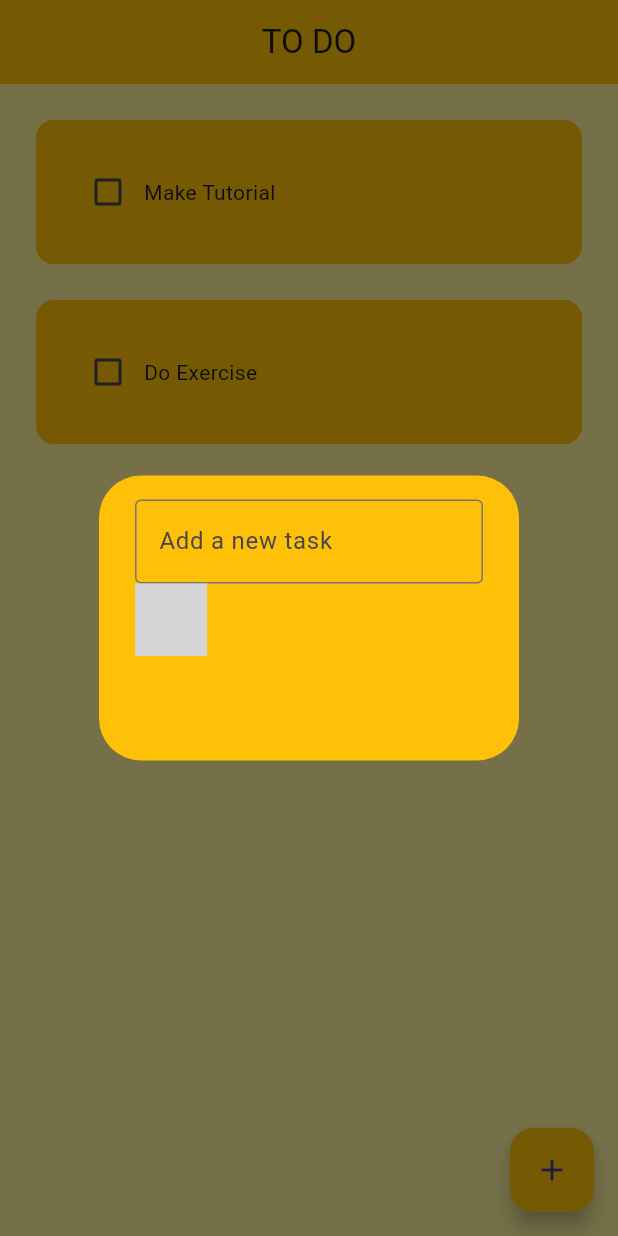
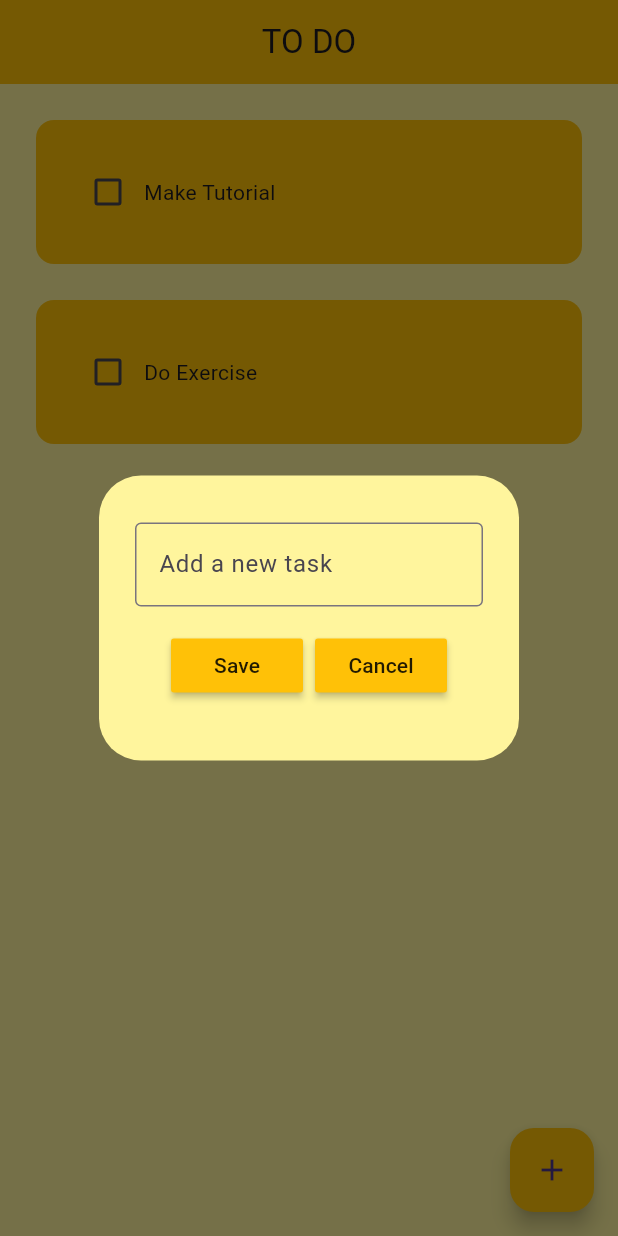
Before and after one commit to xvortim/todo, a Flutter app: the screen it shows after launch, after a tap on the "add" icon, on a phone screen of 412 x 824 dp. Run offline on Flutter 3.47's test engine with Material 3 defaults, Android fonts, the phone set to English and light mode, and no system bars; grey boxes are pictures that could not be loaded.

Commit message:
Added functionality to save and cancel buttons

```diff
--- a/analysis_options.yaml
+++ b/analysis_options.yaml
@@ -23,6 +23,7 @@ linter:
   rules:
     # avoid_print: false  # Uncomment to disable the `avoid_print` rule
     # prefer_single_quotes: true  # Uncomment to enable the `prefer_single_quotes` rule
+    prefer_const_constructors_in_immutables: false
 
 # Additional information about this file can be found at
 # https://dart.dev/guides/language/analysis-options
--- a/lib/main.dart
+++ b/lib/main.dart
@@ -18,6 +18,7 @@ class MyApp extends StatelessWidget {
           color: Colors.amber,
         ),
         primarySwatch: Colors.amber,
+        primaryColor: Colors.amber,
       ),
       home: const HomePage(),
     );
--- a/lib/pages/home_page.dart
+++ b/lib/pages/home_page.dart
@@ -10,6 +10,8 @@ class HomePage extends StatefulWidget {
 }
 
 class _HomePageState extends State<HomePage> {
+  final _controller = TextEditingController();
+
   List toDoList = [
     ["Make Tutorial", false],
     ["Do Exercise", false],
@@ -21,11 +23,22 @@ class _HomePageState extends State<HomePage> {
     });
   }
 
+  void saveNewTask() {
+    setState(() {
+      toDoList.add([_controller.text, false]);
+      Navigator.of(context).pop();
+    });
+  }
+
   void createNewTask() {
     showDialog(
       context: context,
       builder: (context) {
-        return const DialogBox();
+        return DialogBox(
+          controller: _controller,
+          onSave: saveNewTask,
+          onCancel: () => Navigator.of(context).pop(),
+        );
       },
     );
   }
--- a/lib/util/dialog_box.dart
+++ b/lib/util/dialog_box.dart
@@ -2,25 +2,40 @@ import 'package:flutter/material.dart';
 import 'package:todo/util/my_button.dart';
 
 class DialogBox extends StatelessWidget {
-  const DialogBox({super.key});
+  final TextEditingController controller;
+  final VoidCallback onSave;
+  final VoidCallback onCancel;
+
+  DialogBox({
+    super.key,
+    required this.controller,
+    required this.onSave,
+    required this.onCancel,
+  });
 
   @override
   Widget build(BuildContext context) {
     return AlertDialog(
-      backgroundColor: Colors.amber,
+      backgroundColor: Colors.yellow[200],
+      // ignore: sized_box_for_whitespace
       content: Container(
         height: 150,
-        child: const Column(
+        child: Column(
+          mainAxisAlignment: MainAxisAlignment.spaceEvenly,
           children: [
             TextField(
-              decoration: InputDecoration(
+              controller: controller,
+              decoration: const InputDecoration(
                 border: OutlineInputBorder(),
                 hintText: "Add a new task",
               ),
             ),
             Row(
+              mainAxisAlignment: MainAxisAlignment.center,
               children: [
-                MyButton(text: 'Save', onPressed: () {}),
+                MyButton(text: 'Save', onPressed: onSave),
+                const SizedBox(width: 8),
+                MyButton(text: 'Cancel', onPressed: onCancel),
               ],
             ),
           ],
--- a/lib/util/my_button.dart
+++ b/lib/util/my_button.dart
@@ -1,9 +1,8 @@
 import 'package:flutter/material.dart';
 
-// ignore: must_be_immutable
 class MyButton extends StatelessWidget {
   final String text;
-  VoidCallback onPressed;
+  final VoidCallback onPressed;
 
   MyButton({
     super.key,
```
